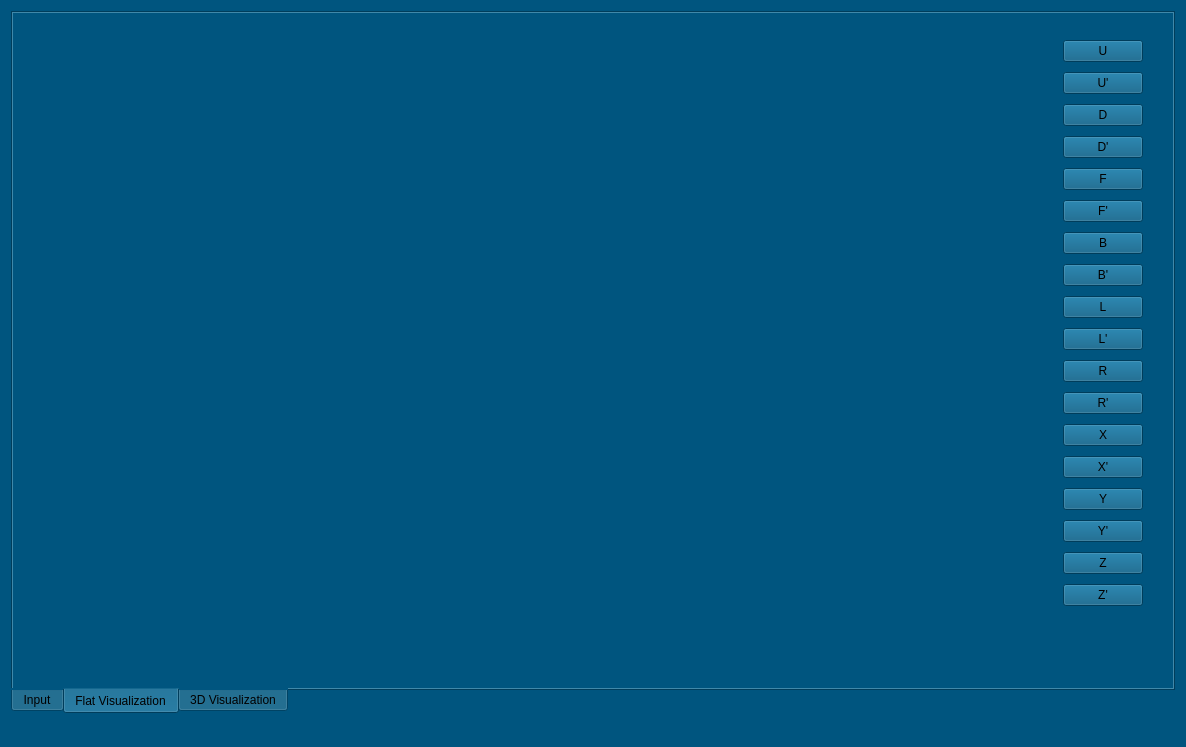
Above: rubikomo/mainwindow.ui from siemensmacv/rubik-teacher before the change. Below: the same form after it.
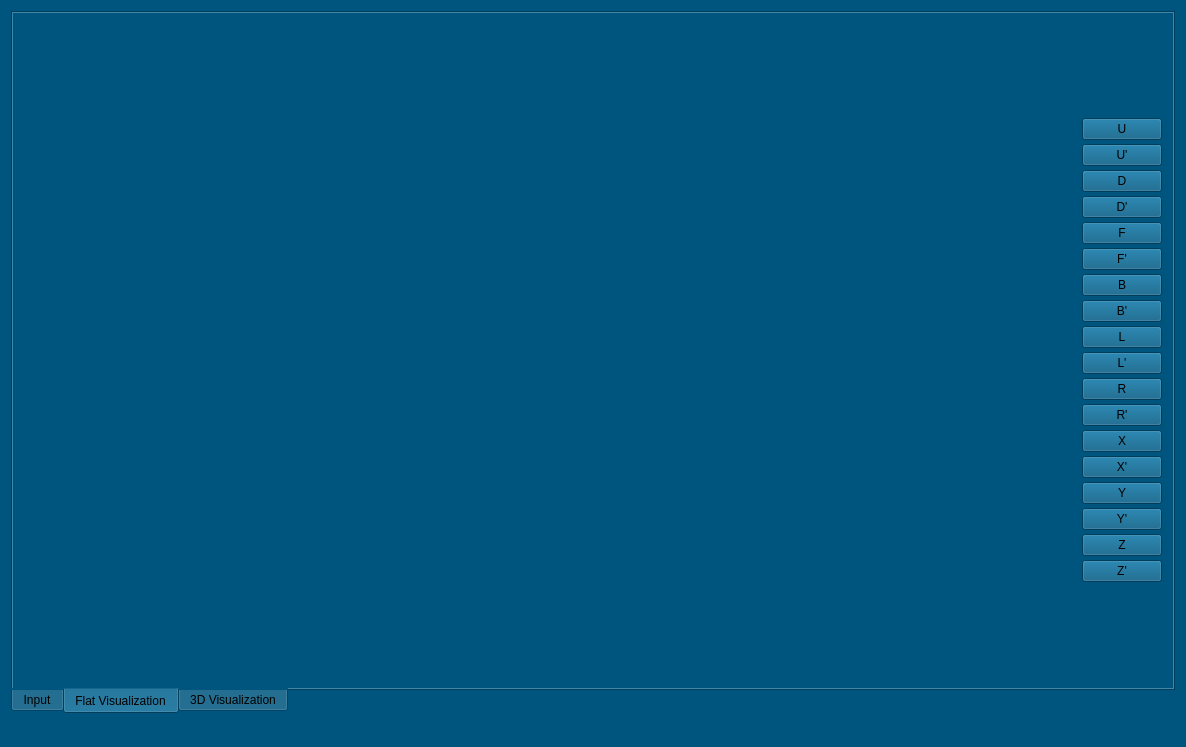
That is the form after the change. The open tabs and pages were chosen to show the change.

Commit message: fix window resizing

Diff of the .ui file:
```diff
--- a/rubikomo/mainwindow.ui
+++ b/rubikomo/mainwindow.ui
@@ -205,15 +205,8 @@
        <attribute name="title">
         <string>Flat Visualization</string>
        </attribute>
-       <widget class="QWidget" name="horizontalLayoutWidget_2">
-        <property name="geometry">
-         <rect>
-          <x>20</x>
-          <y>10</y>
-          <width>1121</width>
-          <height>610</height>
-         </rect>
-        </property>
+       <layout class="QGridLayout" name="gridLayout_2">
+        <item row="0" column="0">
         <layout class="QHBoxLayout" name="horizontalLayout" stretch="0,0">
          <item>
           <spacer name="horizontalSpacer">
@@ -470,7 +463,8 @@
           </layout>
          </item>
         </layout>
-       </widget>
+        </item>
+       </layout>
       </widget>
       <widget class="QWidget" name="tab">
        <attribute name="title">
```
Left out of the diff: 30 changed lines with no effect on the pictures. Lines whose indentation alone changed are shown as unchanged. The commit also changes 1 other file.
